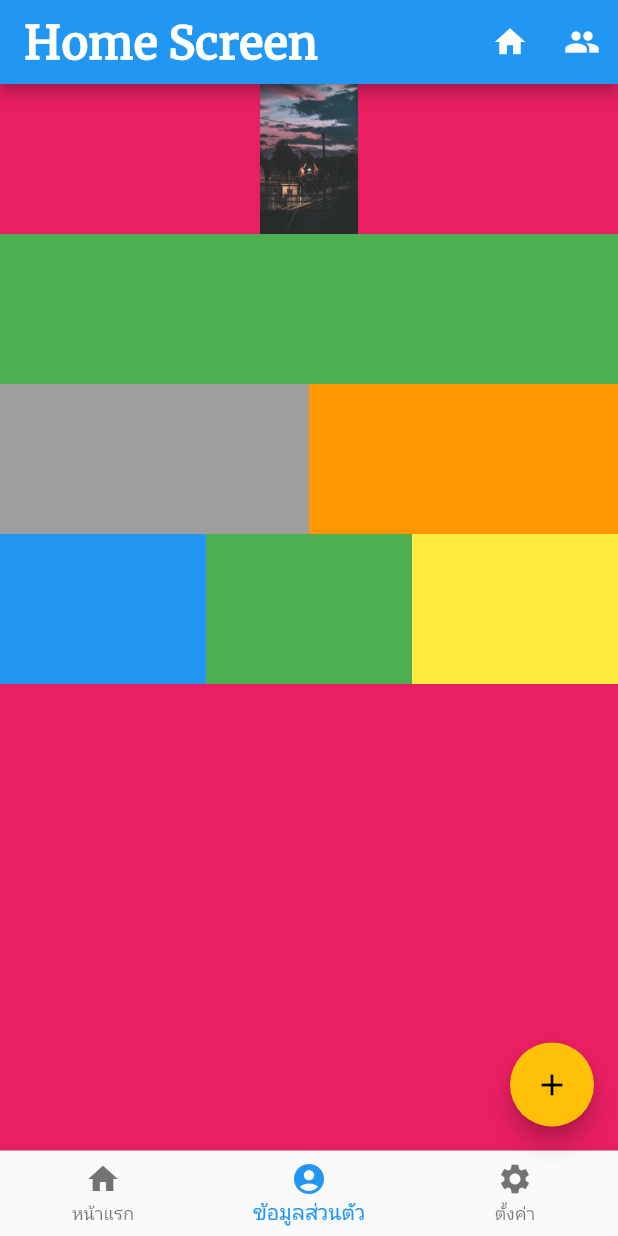
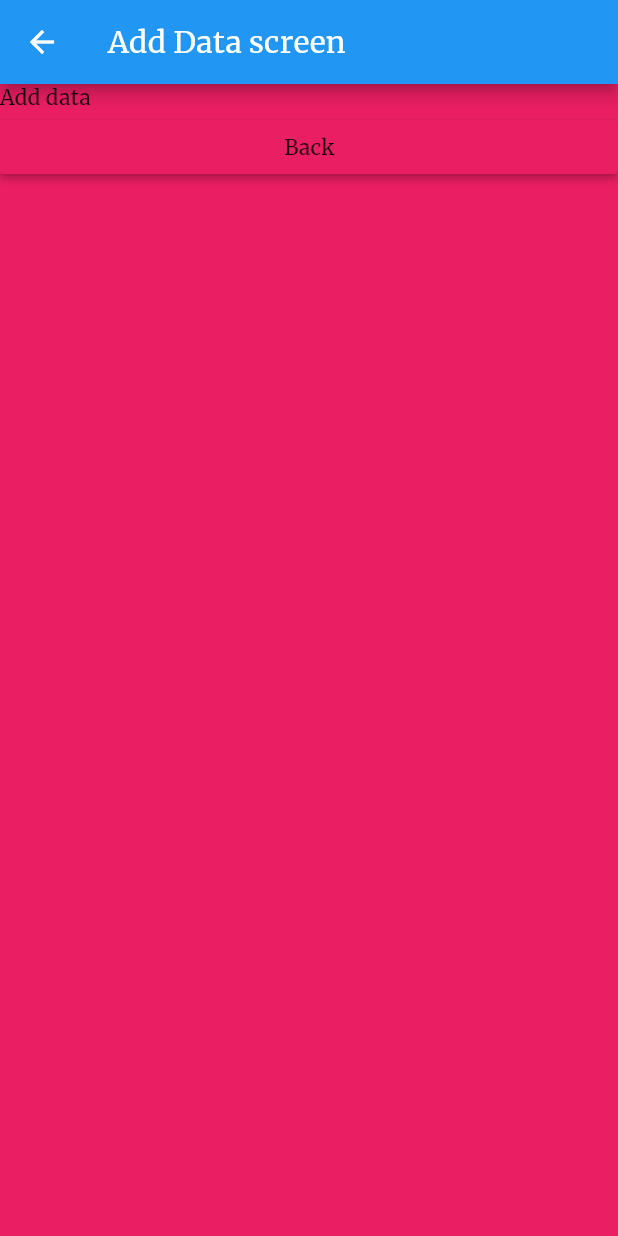
Before and after one commit to wattipong/testFullter, a Flutter app: the screen it shows after launch, item 2 of the bottom bar chosen, after a tap on the "add" icon, on a phone screen of 412 x 824 dp. Run offline on Flutter 3.47's test engine with Material 2 defaults, Android fonts, the phone set to English and light mode, and no system bars.

Commit message:
add_screen

```diff
--- /dev/null
+++ b/lib/screens/add_screen.dart
@@ -0,0 +1,27 @@
+import 'package:flutter/material.dart';
+
+class AddScreen extends StatefulWidget {
+  @override
+  _AddScreenState createState() => _AddScreenState();
+}
+
+class _AddScreenState extends State<AddScreen> {
+  @override
+  Widget build(BuildContext context) {
+    return Scaffold(
+      appBar: AppBar(
+        title: Text('Add Data screen'),
+      ),
+      body: ListView(
+        children: <Widget>[
+          Text('Add data'),
+          RaisedButton(
+            color: Colors.pink,
+            onPressed: () {},
+            child: Text('Back'),
+          )
+        ],
+      ),
+    );
+  }
+}
--- a/lib/screens/home_screen.dart
+++ b/lib/screens/home_screen.dart
@@ -2,6 +2,8 @@ import 'package:flutter/material.dart';
 import 'package:test_apps/screens/page_one.dart';
 import 'package:test_apps/screens/page_three.dart';
 import 'package:test_apps/screens/page_two.dart';
+
+import 'add_screen.dart';
 
 class HomeScreen extends StatefulWidget {
   @override
@@ -21,7 +23,10 @@ class _HomeScreenState extends State<HomeScreen> {
   Widget floattingAction() {
     return FloatingActionButton(
       child: Icon(Icons.add),
-      onPressed: () {},
+      onPressed: () {
+        Navigator.push(
+            context, MaterialPageRoute(builder: (context) => AddScreen()));
+      },
     );
   }
 
--- a/lib/screens/page_two.dart
+++ b/lib/screens/page_two.dart
@@ -8,10 +8,12 @@ class PageTwo extends StatefulWidget {
 class _PageTwoState extends State<PageTwo> {
   @override
   Widget build(BuildContext context) {
-    return Column(
+    return ListView(children: <Widget>[
+      Column(
         mainAxisAlignment: MainAxisAlignment.start,
         children: <Widget>[
           Image(
+
             height: 100,
             // width: 100,
             image: AssetImage('images/black.jpg'),
@@ -20,18 +22,28 @@ class _PageTwoState extends State<PageTwo> {
             height: 100.0,
             color: Colors.green,
           ),
+          Image(
+
+            height: 100,
+            // width: 100,
+            image: AssetImage('images/black.jpg'),
+          ),
           Row(
             children: <Widget>[
               Expanded(
-              child: Container(
-                height: 100.0,
-                color: Colors.grey,
+                child: Image(
+                  fit: BoxFit.fill,
+                  height: 100,
+                  // width: 100,
+                  image: AssetImage('images/black.jpg'),
                 ),
               ),
               Expanded(
-              child: Container(
-                height: 100.0,
-                color: Colors.orange,
+                child: Image(
+                  fit: BoxFit.fill,
+                  height: 100,
+                  // width: 100,
+                  image: AssetImage('images/black.jpg'),
                 ),
               ),
             ],
@@ -39,9 +51,11 @@ class _PageTwoState extends State<PageTwo> {
           Row(
             children: <Widget>[
               Expanded(
-              child: Container(
-                height: 100.0,
-                color: Colors.blue,
+                child: Image(
+                  fit: BoxFit.fitWidth,
+                  height: 100,
+                  // width: 100,
+                  image: AssetImage('images/black.jpg'),
                 ),
               ),
               Expanded(
@@ -59,6 +73,7 @@ class _PageTwoState extends State<PageTwo> {
             ],
           ),
         ],
-    );
+      ),
+    ]);
   }
 }
```
Lines whose indentation alone changed are shown as unchanged.
